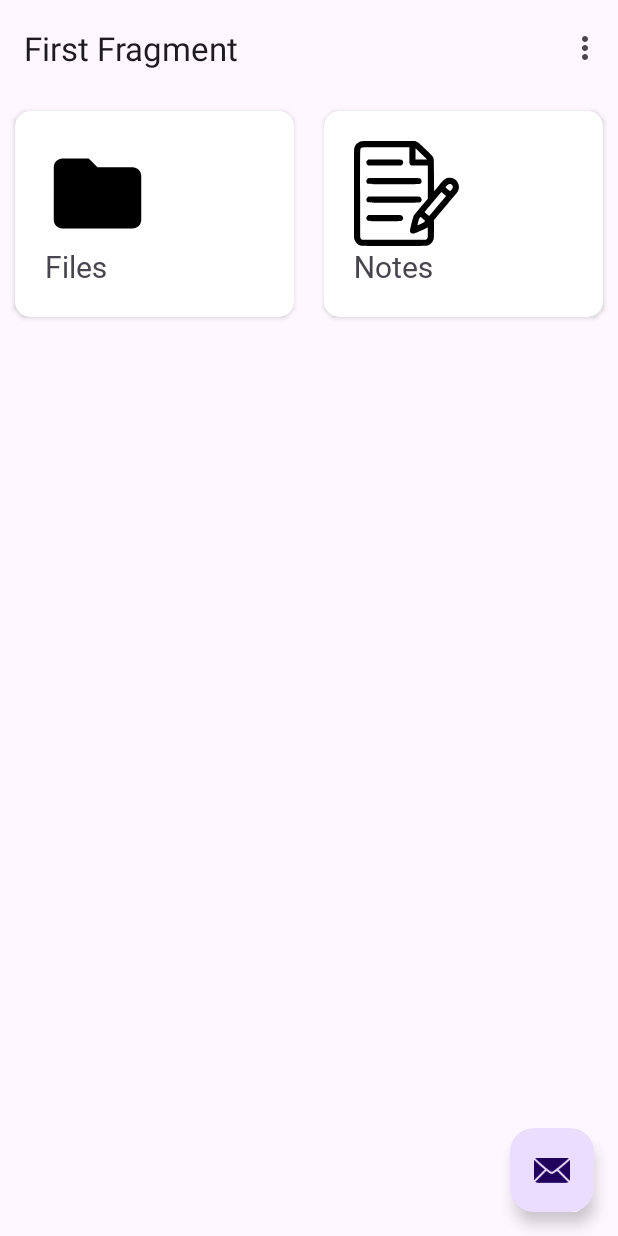
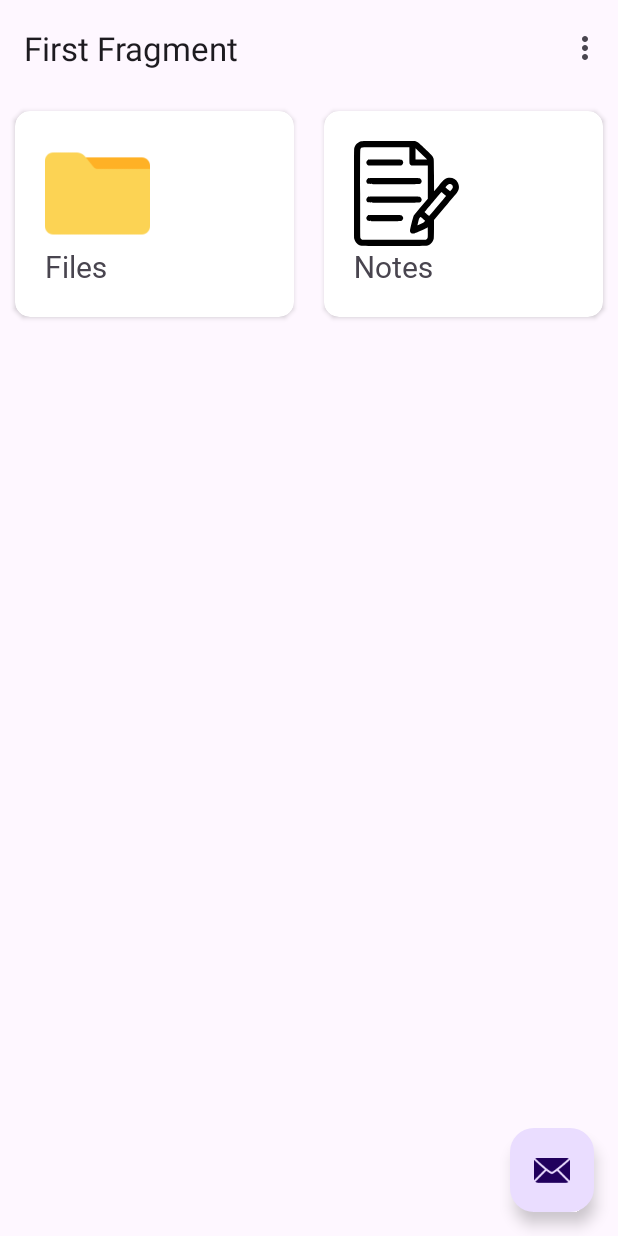
Before and after one commit to hammadbawara/FileTimeLock, an Android app: the screen it shows after launch (MainActivity), on a phone screen of 412 x 824 dp. Run offline under Robolectric (Android 15) with nearby library versions, the phone set to English and light mode, and no system bars; our stand-ins replace navigation-ui; Roboto replaces fonts that are not available here.

Commit message:
files icons added

```diff
--- a/app/src/main/res/drawable-night/folder_icon.xml
+++ /dev/null
@@ -1,14 +0,0 @@
-<vector xmlns:android="http://schemas.android.com/apk/res/android"
-    android:width="128dp"
-    android:height="128dp"
-    android:viewportWidth="512"
-    android:viewportHeight="512">
-    <path
-        android:pathData="M83.3,55.5c-13,4 -25.5,17.5 -27.8,29.8l-0.7,3.6 70.3,0.3c65.3,0.3 70.7,0.4 74.4,2.1 5.4,2.4 7.4,4.4 25.2,25.4l15.4,18.3 90.7,-0c75.9,-0 91.8,0.3 97.7,1.5 20.4,4.3 37.8,20 44.8,40.5l2.2,6.5 0.3,110.4 0.3,110.3 3.7,-0.6c9.8,-1.8 22.5,-11.3 27.1,-20.4 5.2,-10.3 5.1,-6.9 5.1,-130.3 0,-73.3 -0.4,-116.6 -1,-120 -3.3,-17.3 -18.2,-30.9 -36.3,-33 -4,-0.4 -48.1,-0.8 -98.2,-0.9l-91,-0.1 -18.8,-22.4 -18.9,-22.5 -80.1,0.1c-63.4,-0 -81.1,0.3 -84.4,1.4z"
-        android:fillColor="#ffffff"
-        android:strokeColor="#00000000" />
-    <path
-        android:pathData="M33.2,108.1c-15.9,3.1 -29.1,16.6 -32.2,32.9 -1.4,7.2 -1.4,276.8 0,284 2.8,14.7 14.1,27.1 28.9,31.6 6.9,2.1 391.3,2.1 398.2,-0 10.5,-3.2 19.2,-10.2 24.4,-19.4 5.7,-10.2 5.6,-6.9 5.3,-134.5l-0.3,-117.2 -2.3,-5.7c-4.4,-10.9 -13.1,-19.6 -24,-24l-5.7,-2.3 -97,-0.3 -97,-0.4 -15,-18c-8.2,-9.9 -17,-20.2 -19.6,-22.9l-4.5,-4.9 -77.5,0.1c-42.5,0.1 -79.3,0.5 -81.7,1z"
-        android:fillColor="#ffffff"
-        android:strokeColor="#00000000" />
-</vector>
--- /dev/null
+++ b/app/src/main/res/drawable-night/ic_folder.xml
@@ -0,0 +1,10 @@
+<vector xmlns:android="http://schemas.android.com/apk/res/android"
+    android:width="128dp"
+    android:height="128dp"
+    android:viewportWidth="128"
+    android:viewportHeight="128">
+  <path
+      android:pathData="M6.3,16.6c-6.2,3.1 -6.3,4 -6.3,47.4 0,33.6 0.2,39.7 1.6,42.5 3.1,6.6 2.2,6.5 62.4,6.5 60.2,-0 59.3,0.1 62.4,-6.5 2.2,-4.7 2.4,-66.7 0.2,-72 -2.6,-6.2 -4.3,-6.5 -34.5,-6.5l-26.9,-0 -5.7,-6.5 -5.7,-6.5 -22.2,-0c-18,-0 -22.7,0.3 -25.3,1.6zM57.8,24.5l5.3,6.5 27.9,-0 27.9,-0 2.8,2.4 2.8,2.4 0,34.6 0,34.5 -2.3,2.3 -2.3,2.3 -55.9,-0 -55.9,-0 -2.3,-2.3 -2.3,-2.3 -0.3,-39.7c-0.2,-42.6 -0.1,-43.4 4.8,-45.9 1.8,-0.9 8.6,-1.3 23.5,-1.3l21,-0 5.3,6.5z"
+      android:fillColor="#000000"
+      android:strokeColor="#00000000"/>
+</vector>
--- a/app/src/main/res/drawable/folder_icon.xml
+++ /dev/null
@@ -1,10 +0,0 @@
-<vector android:height="24dp"
-    android:tint="#000000"
-    android:viewportHeight="24"
-    android:viewportWidth="24"
-    android:width="24dp"
-    xmlns:android="http://schemas.android.com/apk/res/android">
-    <path
-        android:fillColor="@android:color/white"
-        android:pathData="M10,4H4c-1.1,0 -1.99,0.9 -1.99,2L2,18c0,1.1 0.9,2 2,2h16c1.1,0 2,-0.9 2,-2V8c0,-1.1 -0.9,-2 -2,-2h-8l-2,-2z" />
-</vector>
--- a/app/src/main/res/layout/activity_add_file.xml
+++ b/app/src/main/res/layout/activity_add_file.xml
@@ -15,7 +15,7 @@
         app:layout_constraintEnd_toEndOf="parent"
         app:layout_constraintStart_toStartOf="parent"
         app:layout_constraintTop_toBottomOf="@+id/toolbar_file_picker"
-        tools:listitem="@layout/file_view" />
+        tools:listitem="@layout/file_linear_view" />
 
     <com.google.android.material.appbar.MaterialToolbar
         android:id="@+id/toolbar_file_picker"
--- a/app/src/main/res/layout/item_image_and_name_view.xml
+++ b/app/src/main/res/layout/item_image_and_name_view.xml
@@ -19,7 +19,7 @@
             android:id="@+id/item_image_view"
             android:layout_width="70dp"
             android:layout_height="70dp"
-            app:srcCompat="@drawable/folder_icon" />
+            app:srcCompat="@drawable/ic_folder" />
 
         <TextView
             android:id="@+id/item_text_view"
--- a/app/src/main/res/values/strings.xml
+++ b/app/src/main/res/values/strings.xml
@@ -13,7 +13,7 @@
     </string-array>
 
     <string-array name="home_menu_items_icons">
-        <item>@drawable/folder_icon</item>
+        <item>@drawable/ic_folder</item>
         <item>@drawable/notes</item>
     </string-array>
     <string name="title_activity_add_files">AddFilesActivity</string>
```
Also changed, not shown: app/src/main/java/com/hz_apps/filetimelock/adapters/FileViewAdapter.kt (+48 -9 lines), app/src/main/res/drawable/ic_mp3_file.xml (added, +26 -0 lines), app/src/main/res/drawable/ic_unknown_file.xml (added, +18 -0 lines), app/src/main/res/layout/file_linear_view.xml (renamed from app/src/main/res/layout/file_view.xml, +24 -1 lines), app/src/main/res/drawable/ic_apk.png (added), app/src/main/res/drawable/ic_folder.png (added), app/src/main/res/drawable/ic_image.png (added), app/src/main/res/drawable/ic_music.png (added), app/src/main/res/drawable/ic_pdf.png (added), app/src/main/res/drawable/ic_unknown.png (added), app/src/main/res/drawable/ic_video.png (added), app/src/main/res/drawable/ic_zip.png (added).
